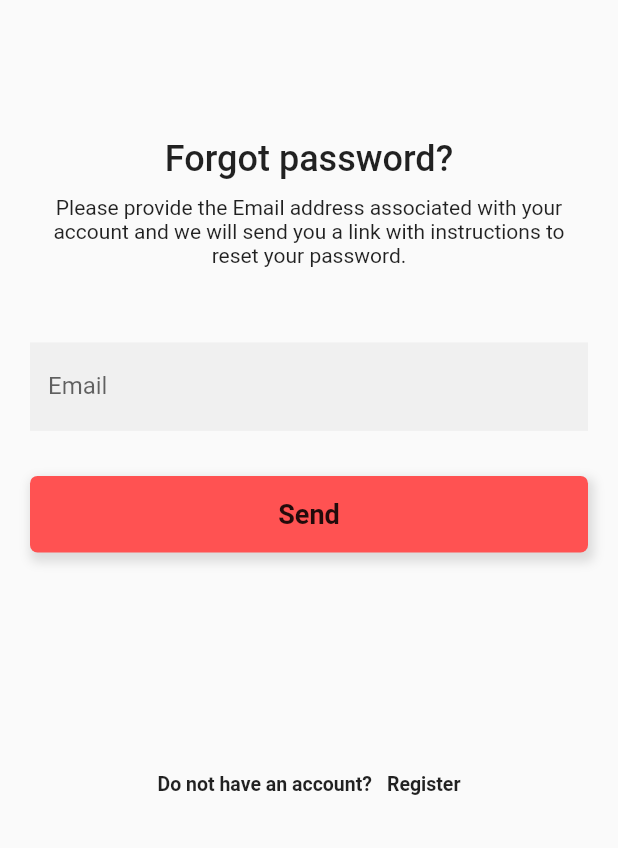
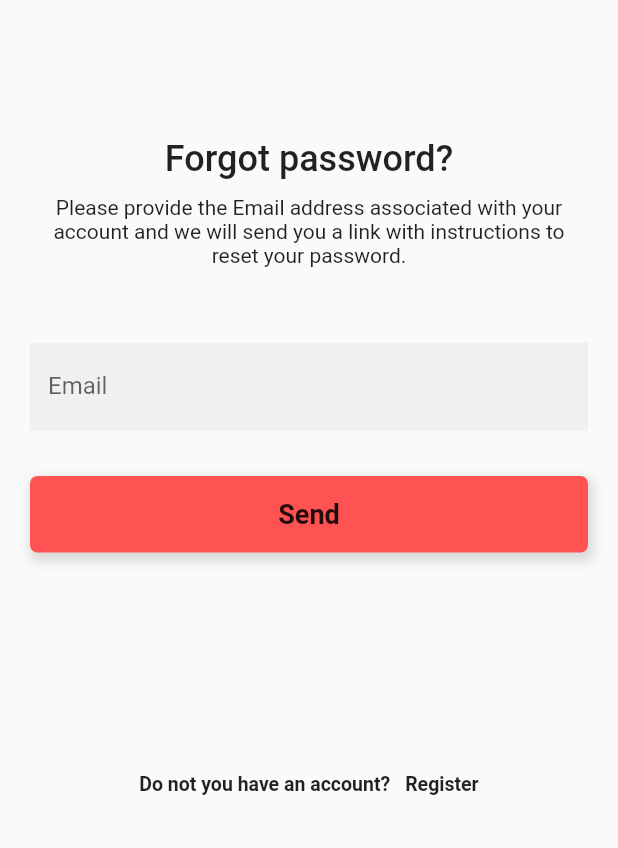
Before and after one commit to FiratAlabuga/KanDostumV2, a Flutter app: the ForgetPage screen opened directly, on a phone screen of 412 x 824 dp, the part 388-1236 px from its top. Run offline on Flutter 3.47's test engine with Material 2 defaults, Android fonts, the light colour scheme and no system bars; our stand-ins replace bottom_navy_bar, cloud_firestore, dynamic_theme, expansion_tile_card, extended_image, firebase_auth and 10 more; missing offline and left inert: maps_launcher, search_cep, simple_speed_dial, social_share; accounts and stored records are empty; generated files the repository leaves out were written again.

Commit message:
Update forget_page.dart

```diff
--- a/Mobil_App/lib/app/modules/login/pages/forget_page.dart
+++ b/Mobil_App/lib/app/modules/login/pages/forget_page.dart
@@ -121,7 +121,7 @@ class _ForgetPageState extends State<ForgetPage> {
                 SizedBox(height: 20),
                 Expanded(child: SizedBox()),
                 MetinButton(
-                  question: 'Do not have an account?',
+                  question: 'Do not you have an account?',
                   label: 'Register',
                   onTap: navigatorToRegisterPage,
                 ),
```
